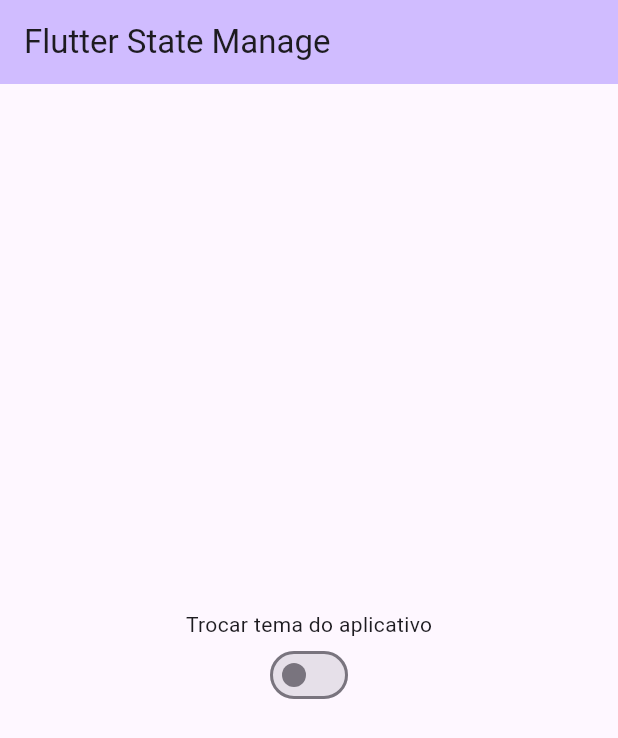
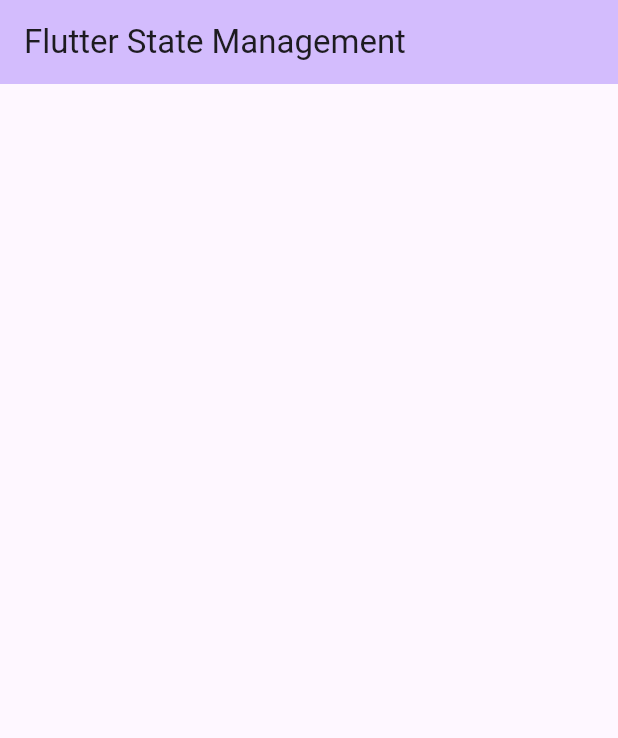
Before and after one commit to do5-5anto5/flutter_deep_state_manage, a Flutter app: the screen it shows after launch, on a phone screen of 412 x 824 dp. Shown: the top 738 px of the screen. Run offline on Flutter 3.47's test engine with Material 3 defaults, Android fonts, the phone set to English and light mode, and no system bars.

Commit message:
Reset application

```diff
--- a/lib/main.dart
+++ b/lib/main.dart
@@ -1,27 +1,39 @@
 import 'package:flutter/material.dart';
-import 'package:flutter_deep_state_manage/presentation/controllers/theme_controller.dart';
-import 'package:flutter_deep_state_manage/presentation/pages/my_home_page.dart';
 
 void main() {
   runApp(const MyApp());
 }
 
-final themeController = ThemeController();
-
 class MyApp extends StatelessWidget {
   const MyApp({super.key});
 
+  // This widget is the root of your application.
   @override
   Widget build(BuildContext context) {
-    return ValueListenableBuilder(
-      valueListenable: themeController,
-      builder: (context, value, child) {
-        return MaterialApp(
-          title: 'State Manage',
-          theme: value ? ThemeData.dark() : ThemeData.light(),
-          home: const MyHomePage(title: 'Flutter State Manage'),
-        );
-      },
+    return MaterialApp(
+      title: 'Flutter Demo',
+      theme: ThemeData(
+        colorScheme: ColorScheme.fromSeed(seedColor: Colors.deepPurple),
+      ),
+      home: const MyHomePage(),
     );
   }
 }
+
+class MyHomePage extends StatefulWidget {
+  const MyHomePage({super.key});
+  @override
+  State<MyHomePage> createState() => _MyHomePageState();
+}
+
+class _MyHomePageState extends State<MyHomePage> {
+  @override
+  Widget build(BuildContext context) {
+    return Scaffold(
+      appBar: AppBar(
+        backgroundColor: Theme.of(context).colorScheme.inversePrimary,
+        title: Text('Flutter State Management'),
+      ),
+    );
+  }
+}
--- a/lib/presentation/controllers/theme_controller.dart
+++ /dev/null
@@ -1,10 +0,0 @@
-import 'package:flutter/material.dart';
-
-class ThemeController extends ValueNotifier<bool> {
-  ThemeController() : super(false);
-
-  void toggleTheme() {
-    value = !value;
-    notifyListeners();
-  }
-}
--- a/lib/presentation/pages/my_home_page.dart
+++ /dev/null
@@ -1,43 +0,0 @@
-import 'package:flutter/material.dart';
-
-import '../../main.dart';
-
-class MyHomePage extends StatefulWidget {
-  const MyHomePage({super.key, required this.title});
-
-  final String title;
-
-  @override
-  State<MyHomePage> createState() => _MyHomePageState();
-}
-
-class _MyHomePageState extends State<MyHomePage> {
-  @override
-  Widget build(BuildContext context) {
-    return Scaffold(
-      appBar: AppBar(
-        backgroundColor: Theme.of(context).colorScheme.inversePrimary,
-        title: Text(widget.title),
-      ),
-      body: Center(
-        child: Column(
-          mainAxisAlignment: MainAxisAlignment.center,
-          children: [
-            const Text('Trocar tema do aplicativo'),
-            ValueListenableBuilder(
-              valueListenable: themeController,
-              builder: (context, value, child) {
-                return Switch(
-                  value: value,
-                  onChanged: (value) {
-                    themeController.toggleTheme();
-                  },
-                );
-              },
-            ),
-          ],
-        ),
-      ),
-    );
-  }
-}
```
